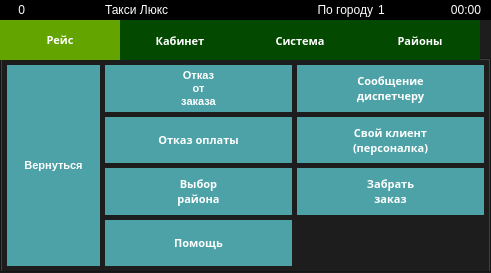
Before: the Qt Designer form indigotaxi.ui in koolkhel/wince-taximeter, drawn with Qt 5.
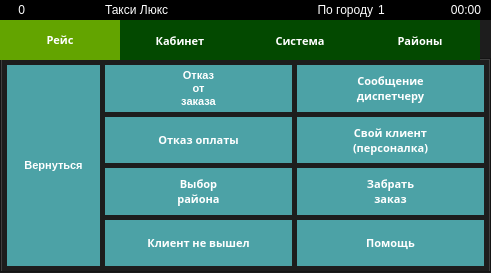
After: the same form once the commit is applied. Icons and pictures are not drawn.

```diff
--- a/indigotaxi.ui
+++ b/indigotaxi.ui
@@ -1694,19 +1694,6 @@
                  </property>
                 </widget>
                </item>
-               <item row="3" column="1">
-                <widget class="QPushButton" name="pushButton_14">
-                 <property name="sizePolicy">
-                  <sizepolicy hsizetype="Preferred" vsizetype="Expanding">
-                   <horstretch>0</horstretch>
-                   <verstretch>0</verstretch>
-                  </sizepolicy>
-                 </property>
-                 <property name="text">
-                  <string>Помощь</string>
-                 </property>
-                </widget>
-               </item>
                <item row="0" column="0" rowspan="4">
                 <widget class="QPushButton" name="backToStandByButton">
                  <property name="sizePolicy">
@@ -1729,6 +1716,32 @@
                  </property>
                 </widget>
                </item>
+               <item row="3" column="2">
+                <widget class="QPushButton" name="pushButton_14">
+                 <property name="sizePolicy">
+                  <sizepolicy hsizetype="Preferred" vsizetype="Expanding">
+                   <horstretch>0</horstretch>
+                   <verstretch>0</verstretch>
+                  </sizepolicy>
+                 </property>
+                 <property name="text">
+                  <string>Помощь</string>
+                 </property>
+                </widget>
+               </item>
+               <item row="3" column="1">
+                <widget class="QPushButton" name="pushButton_3">
+                 <property name="sizePolicy">
+                  <sizepolicy hsizetype="Minimum" vsizetype="Expanding">
+                   <horstretch>0</horstretch>
+                   <verstretch>0</verstretch>
+                  </sizepolicy>
+                 </property>
+                 <property name="text">
+                  <string>Клиент не вышел</string>
+                 </property>
+                </widget>
+               </item>
               </layout>
              </widget>
             </item>
```
Left out of the diff: 17 changed lines with no effect on the pictures.
